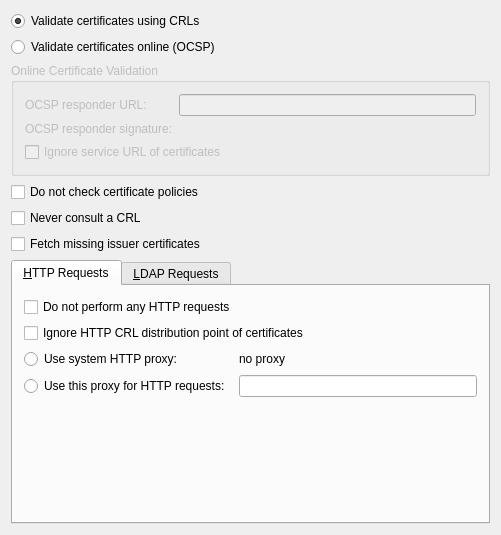
This is conf/smimevalidationconfigurationwidget.ui in sensama/kleopatra as Qt 5 draws it before an edit. The edited form follows.
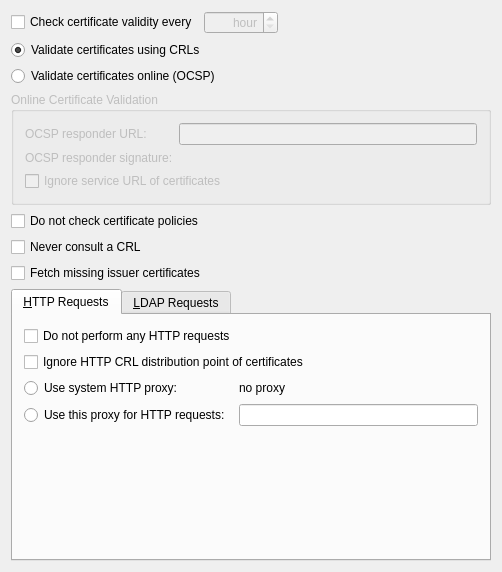
This is the edited form.

Commit message: Add an option for adjusting the interval validity check time.

The edit to the form file:
```diff
--- a/conf/smimevalidationconfigurationwidget.ui
+++ b/conf/smimevalidationconfigurationwidget.ui
@@ -5,11 +5,63 @@
    <rect>
     <x>0</x>
     <y>0</y>
-    <width>501</width>
-    <height>535</height>
+    <width>502</width>
+    <height>572</height>
    </rect>
   </property>
-  <layout class="QVBoxLayout" >
+  <layout class="QVBoxLayout" name="verticalLayout" >
+   <item>
+    <layout class="QHBoxLayout" name="horizontalLayout" >
+     <item>
+      <widget class="QCheckBox" name="intervalRefreshCB" >
+       <property name="whatsThis" >
+        <string>This option enables interval checking of certificate validity. You can also choose the checking interval (in hours). Note that validation is perfomed implicitly whenever significant files in ~/.gnupg change. This option therefore only affects external factors of certificate validity.</string>
+       </property>
+       <property name="text" >
+        <string>Check certificate validity every</string>
+       </property>
+      </widget>
+     </item>
+     <item>
+      <widget class="QSpinBox" name="intervalRefreshSB" >
+       <property name="enabled" >
+        <bool>false</bool>
+       </property>
+       <property name="whatsThis" >
+        <string>This option enables interval checking of certificate validity. You can also choose the checking interval (in hours). Note that validation is perfomed implicitly whenever significant files in ~/.gnupg change. This option therefore only affects external factors of certificate validity.</string>
+       </property>
+       <property name="alignment" >
+        <set>Qt::AlignRight|Qt::AlignTrailing|Qt::AlignVCenter</set>
+       </property>
+       <property name="specialValueText" >
+        <string>hour</string>
+       </property>
+       <property name="suffix" >
+        <string> hours</string>
+       </property>
+       <property name="minimum" >
+        <number>1</number>
+       </property>
+       <property name="maximum" >
+        <number>24</number>
+       </property>
+      </widget>
+     </item>
+     <item>
+      <spacer name="horizontalSpacer" >
+       <property name="orientation" >
+        <enum>Qt::Horizontal</enum>
+       </property>
+       <property name="sizeHint" stdset="0" >
+        <size>
+         <width>40</width>
+         <height>20</height>
+        </size>
+       </property>
+      </spacer>
+     </item>
+    </layout>
+   </item>
    <item>
     <widget class="QRadioButton" name="CRLRB" >
      <property name="whatsThis" >
@@ -115,6 +167,14 @@
    <item>
     <widget class="QTabWidget" name="requestsTabs" >
      <widget class="QWidget" name="tabHTTP" >
+      <property name="geometry" >
+       <rect>
+        <x>0</x>
+        <y>0</y>
+        <width>480</width>
+        <height>158</height>
+       </rect>
+      </property>
       <attribute name="title" >
        <string>&amp;HTTP Requests</string>
       </attribute>
```
Left out of the diff: 84 changed lines with no effect on the pictures. The commit also changes 7 other files.
